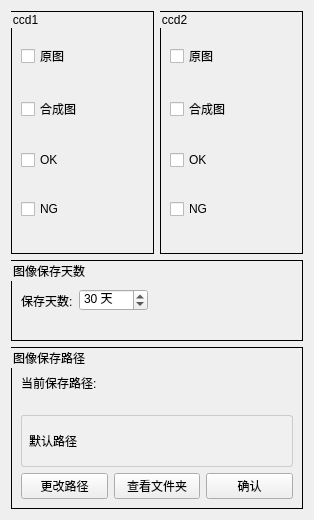
Old version of the form Form/saveform.ui in the repository qweqewqweqew/WeldSight.
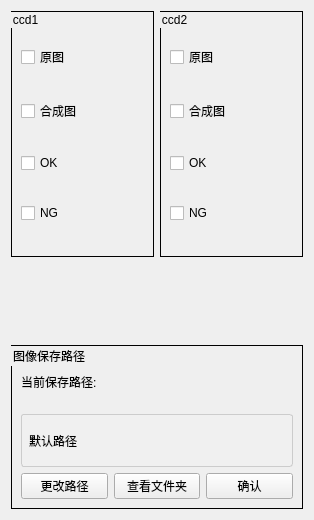
New version of the form.

```diff
--- a/Form/saveform.ui
+++ b/Form/saveform.ui
@@ -162,51 +162,6 @@
      </layout>
     </widget>
    </item>
-   <item row="1" column="0" colspan="2">
-    <widget class="QGroupBox" name="groupBox">
-     <property name="title">
-      <string>图像保存天数</string>
-     </property>
-     <layout class="QHBoxLayout" name="horizontalLayout_2">
-      <item>
-       <widget class="QLabel" name="label_saveDaysHint">
-        <property name="text">
-         <string>保存天数:</string>
-        </property>
-       </widget>
-      </item>
-      <item>
-       <widget class="QSpinBox" name="saveDaysSpinBox">
-        <property name="suffix">
-         <string> 天</string>
-        </property>
-        <property name="minimum">
-         <number>1</number>
-        </property>
-        <property name="maximum">
-         <number>3650</number>
-        </property>
-        <property name="value">
-         <number>30</number>
-        </property>
-       </widget>
-      </item>
-      <item>
-       <spacer name="horizontalSpacer">
-        <property name="orientation">
-         <enum>Qt::Horizontal</enum>
-        </property>
-        <property name="sizeHint" stdset="0">
-         <size>
-          <width>40</width>
-          <height>20</height>
-         </size>
-        </property>
-       </spacer>
-      </item>
-     </layout>
-    </widget>
-   </item>
   </layout>
  </widget>
  <resources/>
```
